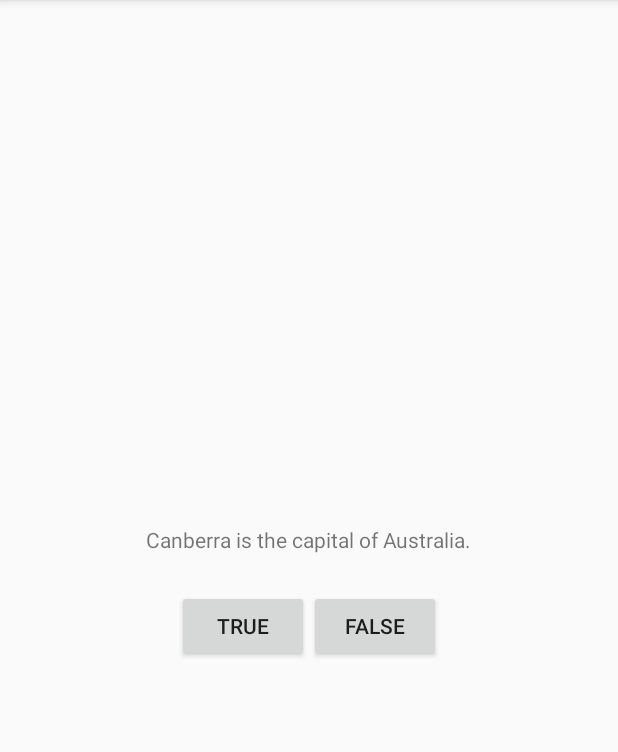
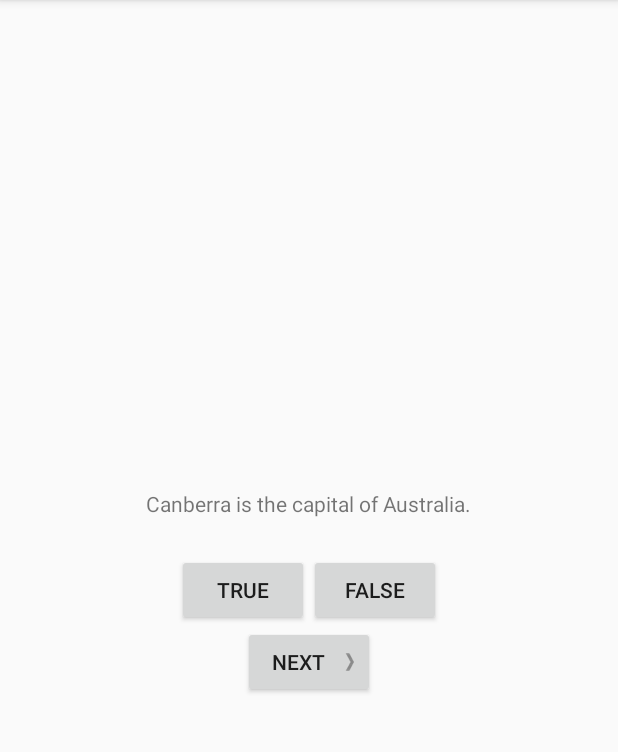
Before and after one commit to v43d3rm4k4r/BigNerdRanchAndroid, an Android app: the screen it shows after launch (MainActivity), on a phone screen of 412 x 824 dp, the part 84-836 px from its top. Run offline under Robolectric (Android 15) with nearby library versions, the phone set to English and light mode, and no system bars.

Commit message:
Edit code + add resources

```diff
--- a/GeoQuiz/app/src/main/java/com/bignardranch/android/MainActivity.kt
+++ b/GeoQuiz/app/src/main/java/com/bignardranch/android/MainActivity.kt
@@ -3,37 +3,73 @@ package com.bignardranch.android
 import android.support.v7.app.AppCompatActivity
 import android.os.Bundle
 import android.widget.Button
+import android.widget.TextView
 import android.widget.Toast
+import com.bignardranch.android.geoquiz.Question
 
 /**
  * @see android.widget.Toast.setGravity
  */
 class MainActivity : AppCompatActivity() {
 
+    private lateinit var questionTextView: TextView
     private lateinit var trueButton: Button
     private lateinit var falseButton: Button
+    private lateinit var nextButton: Button
+
+    private val questions = listOf(
+        Question(R.string.question_australia, true),
+        Question(R.string.question_oceans, true),
+        Question(R.string.question_mideast, false),
+        Question(R.string.question_africa, false),
+        Question(R.string.question_americas, true),
+        Question(R.string.question_asia, true))
+
+    private var currentQuestion = 0
 
     override fun onCreate(savedInstanceState: Bundle?) {
         super.onCreate(savedInstanceState)
         super.setContentView(R.layout.activity_main)
 
+        questionTextView = findViewById(R.id.question_text_view)
         trueButton = findViewById(R.id.true_button)
         falseButton = findViewById(R.id.false_button)
+        nextButton = findViewById(R.id.next_button)
 
         trueButton.setOnClickListener {
-            Toast.makeText(
-                this,
-                R.string.correct_toast,
-                Toast.LENGTH_SHORT
-            ).show()
+            checkAnswer(true)
         }
 
         falseButton.setOnClickListener {
-            Toast.makeText(
-                this,
-                R.string.incorrect_toast,
-                Toast.LENGTH_SHORT
-            ).show()
+            checkAnswer(false)
         }
+
+        nextButton.setOnClickListener {
+            showNextQuestion()
+        }
+
+        questionTextView.setOnClickListener {
+            showNextQuestion()
+        }
+
+        updateQuestion()
+    }
+
+    private fun showNextQuestion() {
+        currentQuestion = ++currentQuestion % questions.size
+        updateQuestion()
+    }
+
+    private fun updateQuestion() {
+        questionTextView.setText(questions[currentQuestion].textResId)
+    }
+
+    private fun checkAnswer(answer: Boolean) {
+        Toast.makeText(
+            this,
+            if (answer == questions[currentQuestion].answer) R.string.correct_toast
+            else R.string.incorrect_toast,
+            Toast.LENGTH_SHORT
+        ).show()
     }
 }
--- /dev/null
+++ b/GeoQuiz/app/src/main/java/com/bignardranch/android/geoquiz/Question.kt
@@ -0,0 +1,5 @@
+package com.bignardranch.android.geoquiz
+
+import android.support.annotation.StringRes
+
+data class Question(@StringRes val textResId: Int, val answer: Boolean)
--- a/GeoQuiz/app/src/main/res/layout/activity_main.xml
+++ b/GeoQuiz/app/src/main/res/layout/activity_main.xml
@@ -1,15 +1,17 @@
 <?xml version="1.0" encoding="utf-8"?>
 <LinearLayout xmlns:android="http://schemas.android.com/apk/res/android"
+    xmlns:tools="http://schemas.android.com/tools"
     android:layout_width="match_parent"
     android:layout_height="match_parent"
     android:gravity="center"
     android:orientation="vertical">
 
     <TextView
+        android:id="@+id/question_text_view"
         android:layout_width="wrap_content"
         android:layout_height="wrap_content"
         android:padding="24dp"
-        android:text="@string/question_text" />
+        tools:text="@string/question_australia" />
 
     <LinearLayout
         android:layout_width="wrap_content"
@@ -20,8 +22,7 @@
             android:id="@+id/true_button"
             android:layout_width="wrap_content"
             android:layout_height="match_parent"
-            android:text="@string/true_button"
-            />
+            android:text="@string/true_button" />
 
         <Button
             android:id="@+id/false_button"
@@ -29,4 +30,14 @@
             android:layout_height="match_parent"
             android:text="@string/false_button" />
     </LinearLayout>
+
+    <Button
+        android:id="@+id/next_button"
+        android:layout_width="wrap_content"
+        android:layout_height="wrap_content"
+        android:drawableEnd="@drawable/arrow_right"
+        android:drawablePadding="4dp"
+        android:text="@string/next_button" />
+
+
 </LinearLayout>
--- a/GeoQuiz/app/src/main/res/values/strings.xml
+++ b/GeoQuiz/app/src/main/res/values/strings.xml
@@ -1,8 +1,14 @@
 <resources>
     <string name="app_name">GeoQuiz</string>
-    <string name="question_text">Canberra is the capital of Australia.</string>
+    <string name="question_australia">Canberra is the capital of Australia.</string>
+    <string name="question_oceans">The Pacific Ocean is larger than the Atlantic Ocean.</string>
+    <string name="question_mideast">The Suez Canal connects the Red Sea and the Indian Ocean.</string>
+    <string name="question_africa">The source of the Nile River is in Egypt.</string>
+    <string name="question_americas">The Amazon River is the longest river in the Americas.</string>
+    <string name="question_asia">Lake Baikal is the world\`s old.</string>
     <string name="true_button">True</string>
     <string name="false_button">False</string>
+    <string name="next_button">Next</string>
     <string name="correct_toast">Correct!</string>
     <string name="incorrect_toast">Incorrect!</string>
 </resources>
```
Also changed, not shown: GeoQuiz/app/src/main/res/drawable-hdpi/arrow_left.png (added), GeoQuiz/app/src/main/res/drawable-hdpi/arrow_right.png (added), GeoQuiz/app/src/main/res/drawable-mdpi/arrow_left.png (added), GeoQuiz/app/src/main/res/drawable-mdpi/arrow_right.png (added), GeoQuiz/app/src/main/res/drawable-xhdpi/arrow_left.png (added), GeoQuiz/app/src/main/res/drawable-xhdpi/arrow_right.png (added), GeoQuiz/app/src/main/res/drawable-xxhdpi/arrow_left.png (added), GeoQuiz/app/src/main/res/drawable-xxhdpi/arrow_right.png (added), GeoQuiz/app/src/main/res/drawable-xxxhdpi/arrow_left.png (added), GeoQuiz/app/src/main/res/drawable-xxxhdpi/arrow_right.png (added), 2 other files.
